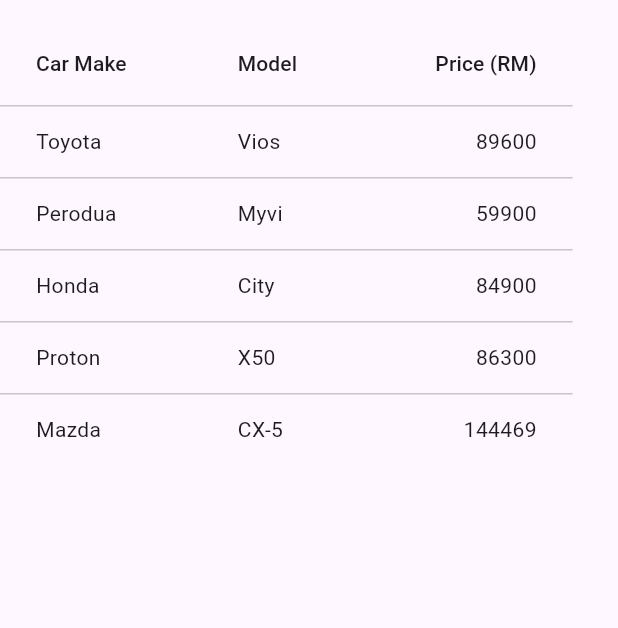
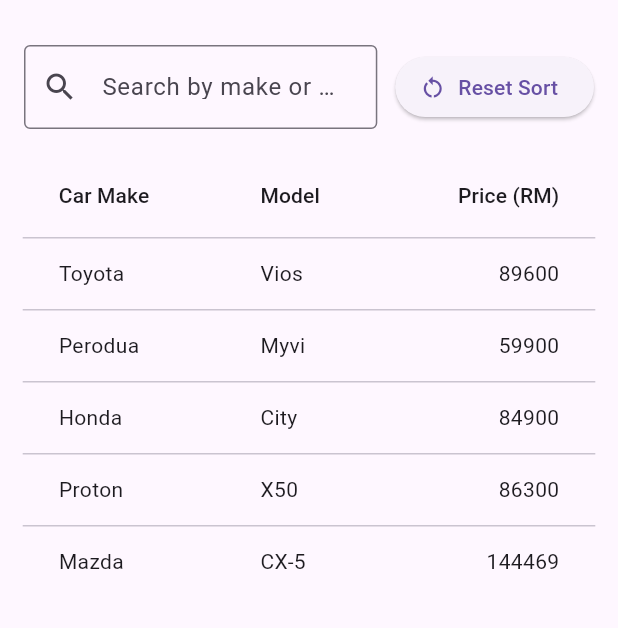
Before and after one commit to nazetta/TMA3084_G02_103041_Lab05_Lesson07, a Flutter app: the screen it shows after launch, on a phone screen of 412 x 824 dp, the part 63-691 px from its top. Run offline on Flutter 3.47's test engine with Material 3 defaults, Android fonts, the phone set to English and light mode, and no system bars.

Commit message:
Add Vibe Coding Task 5 changes and checklist fixes

```diff
--- a/lab_b/lib/main.dart
+++ b/lab_b/lib/main.dart
@@ -36,13 +36,36 @@ class _CarTablePageState extends State<CarTablePage> {
   int? _sortColumnIndex;
   bool _sortAscending = true;
 
-  final List<Car> _cars = [
+  final TextEditingController _searchController = TextEditingController();
+  String _searchQuery = '';
+
+  // Original order, never modified. Used to restore order on Reset Sort.
+  final List<Car> _originalCars = [
     Car(make: 'Toyota', model: 'Vios', price: 89600),
     Car(make: 'Perodua', model: 'Myvi', price: 59900),
     Car(make: 'Honda', model: 'City', price: 84900),
     Car(make: 'Proton', model: 'X50', price: 86300),
     Car(make: 'Mazda', model: 'CX-5', price: 144469),
   ];
+
+  // Working list that gets sorted in place.
+  late final List<Car> _cars = List.of(_originalCars);
+
+  // Cars matching the search query (keeps the current sort order).
+  List<Car> get _filteredCars {
+    final query = _searchQuery.trim().toLowerCase();
+    if (query.isEmpty) return _cars;
+    return _cars.where((car) {
+      return car.make.toLowerCase().contains(query) ||
+          car.model.toLowerCase().contains(query);
+    }).toList();
+  }
+
+  @override
+  void dispose() {
+    _searchController.dispose();
+    super.dispose();
+  }
 
   void _sort<T extends Comparable<T>>(
     T Function(Car car) getField,
@@ -60,11 +83,61 @@ class _CarTablePageState extends State<CarTablePage> {
     });
   }
 
+  void _resetSort() {
+    if (_sortColumnIndex == null) return;
+    setState(() {
+      _sortColumnIndex = null;
+      _sortAscending = true;
+      _cars
+        ..clear()
+        ..addAll(_originalCars);
+    });
+  }
+
   @override
   Widget build(BuildContext context) {
+    final displayedCars = _filteredCars;
     return Scaffold(
-      appBar: AppBar(title: const Text('Lab B: Car Price DataTable ')),
-      body: SingleChildScrollView(
+      appBar: AppBar(title: const Text('Lab B: Car Price DataTable')),
+      body: Column(
+        children: [
+          Padding(
+            padding: const EdgeInsets.all(16),
+            child: Row(
+              children: [
+                Expanded(
+                  child: TextField(
+                    controller: _searchController,
+                    decoration: InputDecoration(
+                      labelText: 'Search by make or model',
+                      prefixIcon: const Icon(Icons.search),
+                      border: const OutlineInputBorder(),
+                      suffixIcon: _searchQuery.isEmpty
+                          ? null
+                          : IconButton(
+                              icon: const Icon(Icons.clear),
+                              tooltip: 'Clear search',
+                              onPressed: () {
+                                _searchController.clear();
+                                setState(() => _searchQuery = '');
+                              },
+                            ),
+                    ),
+                    onChanged: (value) => setState(() => _searchQuery = value),
+                  ),
+                ),
+                const SizedBox(width: 12),
+                ElevatedButton.icon(
+                  onPressed: _resetSort,
+                  icon: const Icon(Icons.restart_alt),
+                  label: const Text('Reset Sort'),
+                ),
+              ],
+            ),
+          ),
+          Expanded(
+            child: SingleChildScrollView(
+              child: SingleChildScrollView(
                 scrollDirection: Axis.horizontal,
                 child: DataTable(
                   sortColumnIndex: _sortColumnIndex,
@@ -87,7 +160,7 @@ class _CarTablePageState extends State<CarTablePage> {
                           _sort((car) => car.price, columnIndex, ascending),
                     ),
                   ],
-          rows: _cars.map((car) {
+                  rows: displayedCars.map((car) {
                     return DataRow(
                       cells: [
                         DataCell(Text(car.make)),
@@ -98,6 +171,15 @@ class _CarTablePageState extends State<CarTablePage> {
                   }).toList(),
                 ),
               ),
+            ),
+          ),
+          if (displayedCars.isEmpty)
+            const Padding(
+              padding: EdgeInsets.only(bottom: 32),
+              child: Text('No cars match your search.'),
+            ),
+        ],
+      ),
     );
   }
 }
```
Lines whose indentation alone changed are shown as unchanged.
